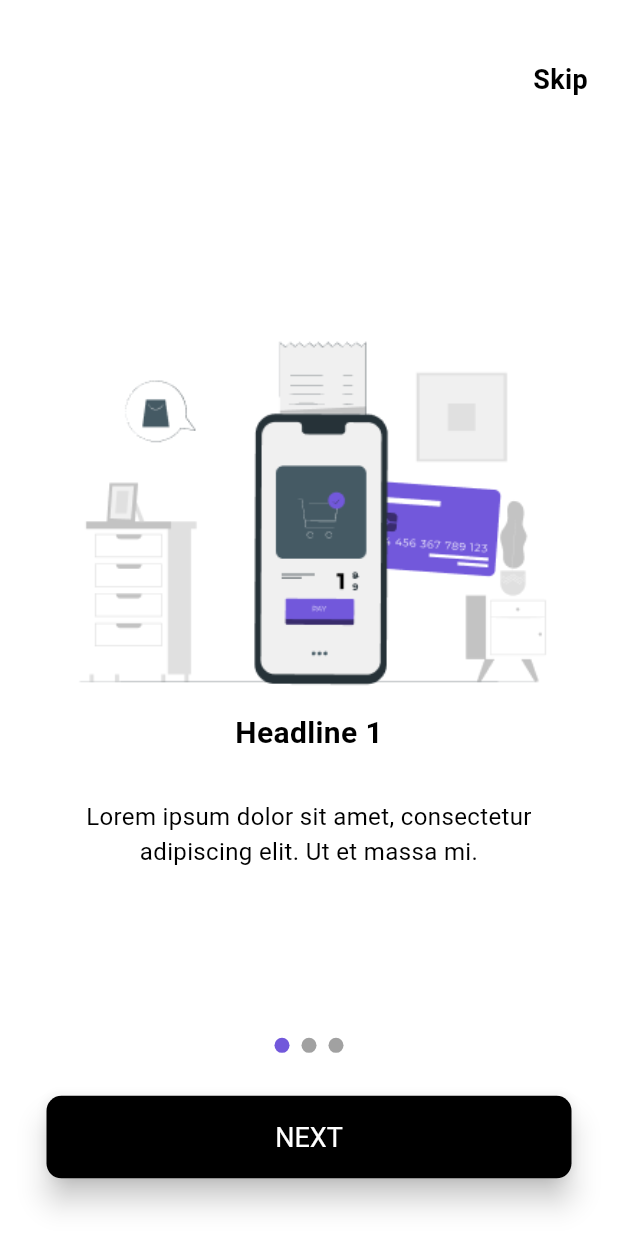
After one commit to bestrate-espl/bestrateapp, a Flutter app: the screen it shows after launch, on a phone screen of 412 x 824 dp. The commit adds this screen. Run offline on Flutter 3.47's test engine with Material 3 defaults, Android fonts, the light colour scheme and no system bars; drawn by our look-alikes of smooth_page_indicator; our stand-ins replace shared_preferences, webview_flutter; Roboto replaces fonts that are missing (GT Walsheim Pro).

Commit message:
Work Update :- 18-12-2023 - Completed On Boarding Screen

```diff
--- /dev/null
+++ b/lib/intro_screens/intro_screen_1.dart
@@ -0,0 +1,38 @@
+import 'package:flutter/material.dart';
+class IntroScreen1 extends StatefulWidget {
+  const IntroScreen1({super.key});
+
+  @override
+  State<IntroScreen1> createState() => _IntroScreen1State();
+}
+
+class _IntroScreen1State extends State<IntroScreen1> {
+  @override
+  Widget build(BuildContext context) {
+    return Scaffold(
+      backgroundColor: Colors.white,
+      body: Center(
+        child: Column(
+          children: [
+            Padding(padding: EdgeInsets.fromLTRB(0, 200, 0, 0)),
+            Container(
+              child: Image.asset('assets/images/intro_image_1.png'),
+            ),
+
+            Container(
+              child: Text("Headline 1", style: TextStyle(color: Colors.black, fontSize: 20, fontWeight: FontWeight.bold, fontFamily: 'GT Walsheim Pro'),),
+            ),
+            Container(
+              padding: EdgeInsets.fromLTRB(40, 30, 40, 0),
+              child: Center(
+                child: Text("Lorem ipsum dolor sit amet, consectetur adipiscing elit. Ut et massa mi.", style: TextStyle(
+                  color: Colors.black, fontSize: 16,
+                ),textAlign: TextAlign.center,),
+              ),
+            )
+          ],
+        ),
+      ),
+    );
+  }
+}
--- a/lib/main.dart
+++ b/lib/main.dart
@@ -1,4 +1,4 @@
-import 'package:bestrateapp/splase_sereen.dart';
+import 'package:bestrateapp/screens/splase_sereen.dart';
 import 'package:flutter/material.dart';
 import 'package:webview_flutter/webview_flutter.dart';
 
--- /dev/null
+++ b/lib/screens/on_boarding_screen.dart
@@ -0,0 +1,135 @@
+import 'package:bestrateapp/screens/sign_in_screen.dart';
+import 'package:flutter/material.dart';
+import 'package:flutter/services.dart';
+import 'package:shared_preferences/shared_preferences.dart';
+import 'package:smooth_page_indicator/smooth_page_indicator.dart';
+
+import '../intro_screens/intro_screen_1.dart';
+import '../intro_screens/intro_screen_2.dart';
+import '../intro_screens/intro_screen_3.dart';
+class OnBoardingScreen extends StatefulWidget {
+  const OnBoardingScreen({super.key});
+
+  @override
+  State<OnBoardingScreen> createState() => _OnBoardingScreenState();
+}
+
+class _OnBoardingScreenState extends State<OnBoardingScreen> {
+  PageController _controller = PageController();
+  // keep track of if we are on the last page or not
+  bool onLastPage = false;
+
+  @override
+  Widget build(BuildContext context) {
+    SystemChrome.setSystemUIOverlayStyle(SystemUiOverlayStyle(statusBarColor: Colors.transparent,
+        statusBarIconBrightness: Brightness.dark));
+    return Scaffold(
+      backgroundColor: Colors.white,
+      body: Stack(
+        children: [
+          // Page view
+          PageView(
+            controller: _controller,
+            onPageChanged: (index){
+              setState(() {
+                onLastPage = (index == 2);
+              });
+            },
+            children: [
+              IntroScreen1(),
+              IntroScreen2(),
+              IntroScreen3()
+            ],
+          ),
+          Container(
+            padding: EdgeInsets.fromLTRB(0, 40, 20, 0),
+            child: Row(
+              mainAxisAlignment: MainAxisAlignment.end,
+              children: [
+                // TextButton(onPressed: (){
+                //   // _controller.jumpToPage(3);
+                // }, child: Image.asset('assets/images/arrow_back_image.png')),
+                GestureDetector(
+                  onTap: (){
+                    Navigator.pushReplacement(context, MaterialPageRoute(builder: (context){
+                      return SignInScreen();
+                    },),);
+                  },
+                  child: Text("Skip",style: TextStyle(color: Colors.black, fontSize: 18, fontWeight: FontWeight.bold),
+                  textAlign: TextAlign.right,),
+                ),
+              ],
+            ),
+          ),
+          // dot indicator
+
+          Container(
+              alignment: Alignment(0,0.7),
+              child: SmoothPageIndicator(
+                controller: _controller,
+                count: 3,
+                effect:  const WormEffect(
+                  activeDotColor: Color(0xFF7258DB),
+                  dotColor: Color(0xFFA1A1A1),
+                  dotWidth: 10,
+                  dotHeight: 10,
+                ),
+              ),
+          ),
+          onLastPage ?
+          Container(
+            alignment: Alignment(0,0.9),
+            child: ConstrainedBox(
+              constraints: BoxConstraints.tightFor(width: 350, height: 55),
+
+              child: ElevatedButton(
+                child: Text("Get Started"),
+
+                onPressed: () {
+                  Navigator.pushReplacement(context, MaterialPageRoute(builder: (context){
+                    return SignInScreen();
+                  },),);
+                },
+                style: ElevatedButton.styleFrom(
+                  backgroundColor: Color(0xFF7258DB),
+                  foregroundColor: Colors.white,
+                  textStyle: TextStyle(fontSize: 18),
+                  elevation: 8,
+                  shape: RoundedRectangleBorder(
+                      borderRadius: BorderRadius.circular(10)
+                  ),
+
+                ),
+              ),
+            ),
+          ) :
+          Container(
+            alignment: Alignment(0,0.9),
+            child: ConstrainedBox(
+              constraints: BoxConstraints.tightFor(width: 350, height: 55),
+
+              child: ElevatedButton(
+                child: Text("NEXT"),
+
+                onPressed: (){
+                  _controller.nextPage(duration: Duration(microseconds: 500), curve: Curves.decelerate);
+
+                },
+                style: ElevatedButton.styleFrom(
+                  backgroundColor: Colors.black,
+                  foregroundColor: Colors.white,
+                  textStyle: TextStyle(fontSize: 18),
+                  elevation: 8,
+                  shape: RoundedRectangleBorder(
+                      borderRadius: BorderRadius.circular(10)
+                  ),
+
+                ),
+              ),
+            ),
+          ),
+        ],
+      ),
+    );
+  }
+}
```
Also changed, not shown: lib/intro_screens/intro_screen_2.dart (added, +38 -0 lines), lib/intro_screens/intro_screen_3.dart (added, +38 -0 lines), lib/screens/sign_in_screen.dart (added, +18 -0 lines), lib/screens/splase_sereen.dart (renamed from lib/splase_sereen.dart, +12 -4 lines), pubspec.yaml (+8 -1 lines), assets/app_logo.jpg (deleted), assets/images/00_splash.png (added), assets/images/arrow_back_image.png (added), assets/images/bestrate_logo.png (renamed from assets/bestrate_logo.png), assets/images/intro_image_1.png (added), assets/images/intro_image_2.png (added), assets/images/intro_image_3.png (added), pubspec.lock, 1 other file.
